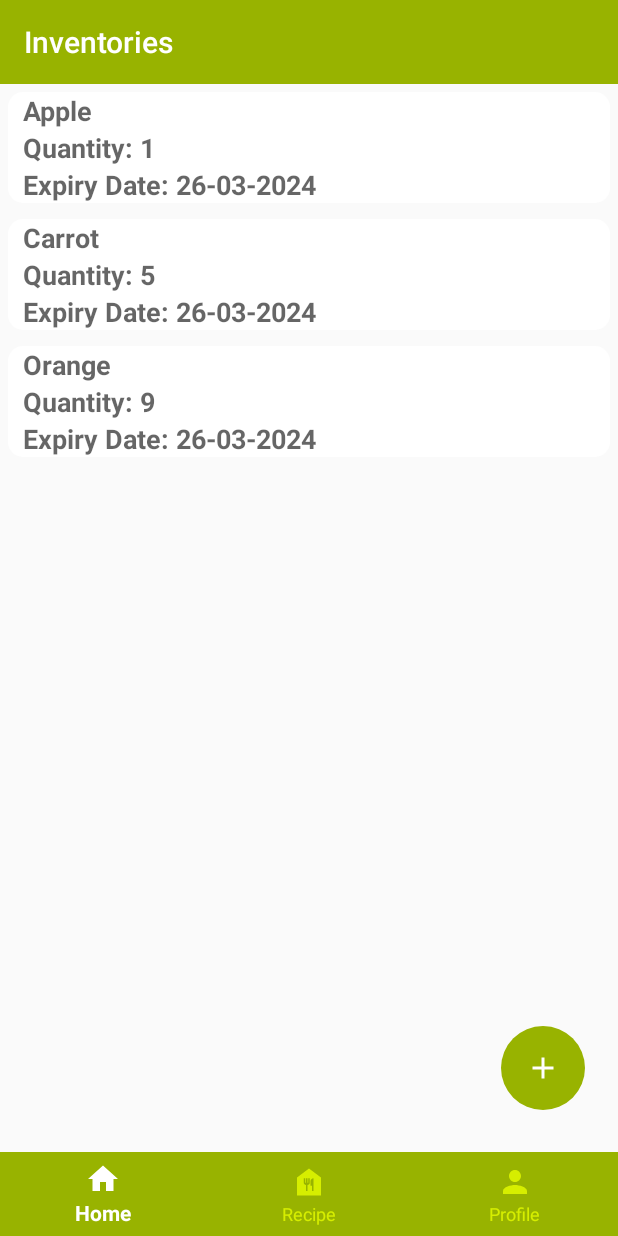
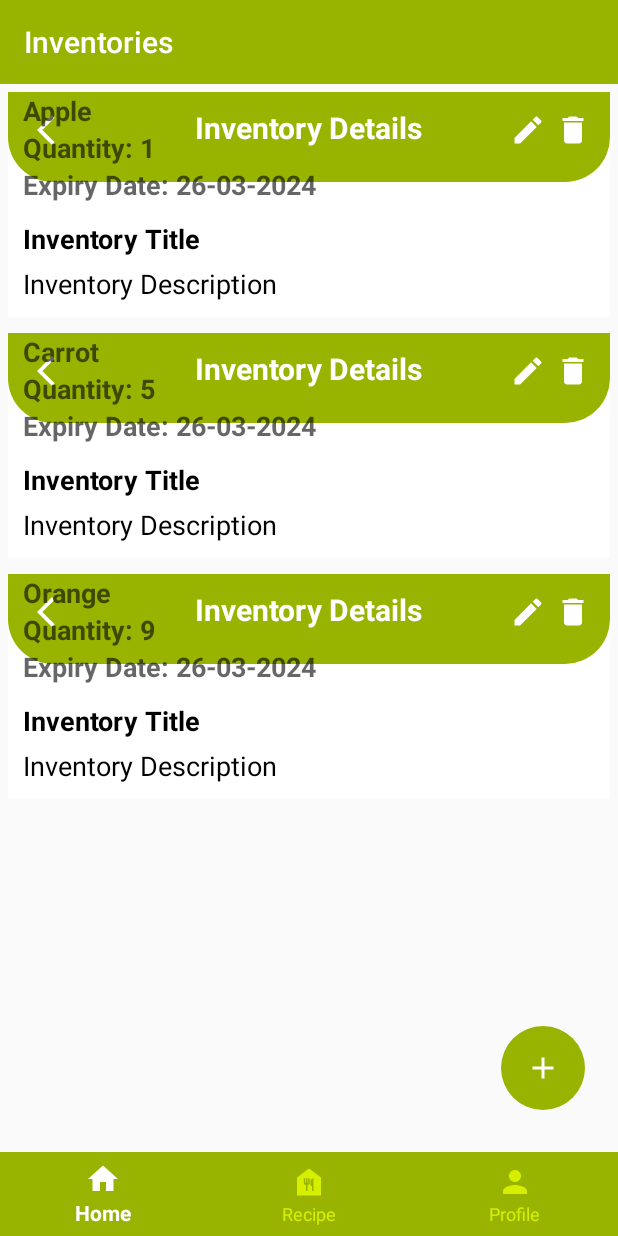
Before and after one commit to ankitha-anil/secondServing, an Android app built with Jetpack Compose: the fragment InventoryFragment placed in its activity, on a phone screen of 412 x 824 dp. Run offline under Robolectric (Android 15) with nearby library versions, the phone set to English and light mode, and no system bars; our stand-ins replace Dagger/Hilt's generated code, Firebase (no records; nobody signed in at launch, a user with empty details on screens opened directly), Room's generated code, navigation-ui.

Commit message:
Inventory UI

```diff
--- a/app/src/main/java/com/example/secondserving/viewmodel/AddInventoryViewModel.kt
+++ b/app/src/main/java/com/example/secondserving/viewmodel/AddInventoryViewModel.kt
@@ -76,6 +76,12 @@ class AddInventoryViewModel @Inject constructor(
     fun getCurrentUser() = viewModelScope.launch {
         firebaseUser.postValue(repository.getCurrentUser())
     }
+    fun setCurrentInventory(inventory: Inventory?) {
+        inventory?.let {
+            state.set("inventory", it)
+            inventoryName = it.name
+        }
+    }
 
 
     sealed class AddEditInventoryEvent {
--- a/app/src/main/res/layout/edit_inventory.xml
+++ b/app/src/main/res/layout/edit_inventory.xml
@@ -6,7 +6,7 @@
     android:layout_height="match_parent"
     android:orientation="vertical"
     android:background="@android:color/white"
-    tools:context=".EditInventoryActivity">
+    tools:context=".ui.view.EditInventoryFragment">
 
     <!--Toolbar-->
     <RelativeLayout
--- a/app/src/main/res/layout/item_inventory_list.xml
+++ b/app/src/main/res/layout/item_inventory_list.xml
@@ -8,6 +8,80 @@
     android:padding="50dp"
     android:minHeight="70dp"
     app:cardCornerRadius="10dp">
+
+    <RelativeLayout
+        xmlns:android="http://schemas.android.com/apk/res/android"
+        android:layout_width="match_parent"
+        android:layout_height="match_parent"
+        android:background="@color/white">
+
+        <RelativeLayout
+            android:id="@+id/toolbarRL"
+            android:layout_width="match_parent"
+            android:layout_height="60dp"
+            android:background="@drawable/shape_rect01"
+            android:padding="10dp">
+
+            <ImageButton
+                android:id="@+id/backBtn"
+                android:layout_width="30dp"
+                android:layout_height="30dp"
+                android:background="@null"
+                android:src="@drawable/ic_back_white"/>
+
+            <TextView
+                android:layout_width="wrap_content"
+                android:layout_height="wrap_content"
+                android:layout_centerHorizontal="true"
+                android:text="Inventory Details"
+                android:textColor="@color/white"
+                android:textSize="20sp"
+                android:textStyle="bold"/>
+
+            <ImageButton
+                android:id="@+id/deleteBtn"
+                android:layout_width="30dp"
+                android:layout_height="30dp"
+                android:background="@null"
+                android:src="@drawable/ic_delete_white"
+                android:layout_alignParentEnd="true"/>
+
+            <ImageButton
+                android:id="@+id/editBtn"
+                android:layout_width="30dp"
+                android:layout_height="30dp"
+                android:background="@null"
+                android:src="@drawable/ic_edit_white"
+                android:layout_toStartOf="@id/deleteBtn"/>
+
+        </RelativeLayout>
+
+        <LinearLayout
+            android:layout_width="match_parent"
+            android:layout_height="wrap_content"
+            android:layout_below="@id/toolbarRL"
+            android:layout_marginTop="10dp"
+            android:orientation="vertical"
+            android:padding="10dp">
+            <TextView
+                android:id="@+id/titleTv"
+                android:layout_width="wrap_content"
+                android:layout_height="wrap_content"
+                android:layout_marginTop="5dp"
+                android:text="Inventory Title"
+                android:textColor="@color/black"
+                android:textSize="18sp"
+                android:textStyle="bold"/>
+            <TextView
+                android:id="@+id/descriptionTv"
+                android:layout_width="wrap_content"
+                android:layout_height="wrap_content"
+                android:layout_marginTop="5dp"
+                android:text="Inventory Description"
+                android:textColor="@color/black"
+                android:textSize="18sp" />
+
+        </LinearLayout>
 
         <LinearLayout
             android:layout_width="match_parent"
@@ -25,11 +99,11 @@
                 <TextView
                     android:id="@+id/itemName"
                     style="@style/TextAppearance.AppCompat.Medium"
-                android:textFontWeight="700"
                     android:layout_width="wrap_content"
                     android:layout_height="wrap_content"
                     android:layout_gravity="start"
-                android:text="@string/place_holder" />
+                    android:text="@string/place_holder"
+                    android:textFontWeight="700" />
                 <TextView
                     android:id="@+id/quantity"
                     style="@style/TextAppearance.AppCompat.Medium"
@@ -52,4 +126,8 @@
 
         </LinearLayout>
 
+    </RelativeLayout>
+
+
+
 </androidx.cardview.widget.CardView>
```
Also changed, not shown: app/src/main/java/com/example/secondserving/ui/view/EditInventoryFragment.kt (added, +56 -0 lines). Lines whose indentation alone changed are shown as unchanged.
